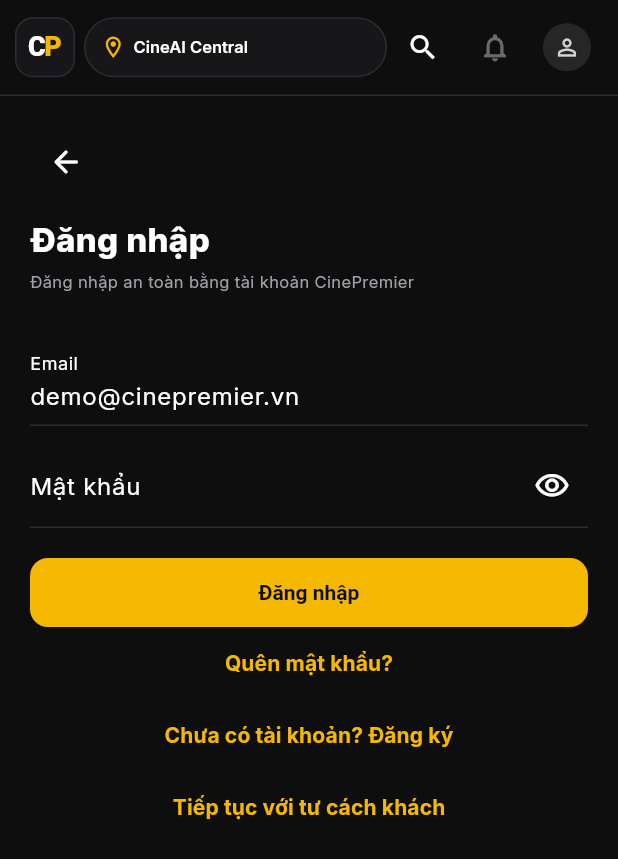
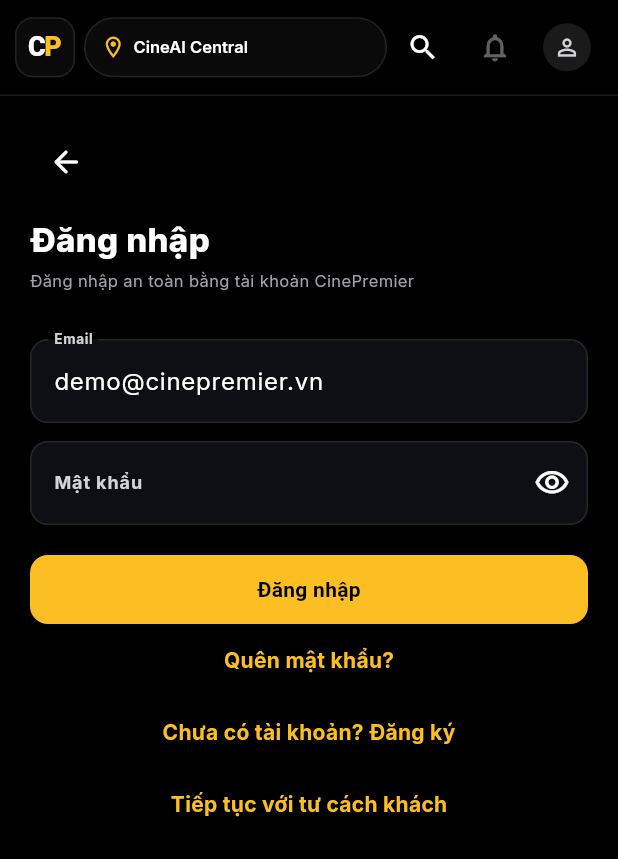
Before and after one commit to MSS301-FA26/MSS301-Mobile, a Flutter app: the screen it shows after launch, item 4 of the bottom bar chosen, on a phone screen of 412 x 824 dp. Shown: the top 859 px of the screen. Run offline on Flutter 3.47's test engine with Material 3 defaults, Android fonts, the phone set to English and light mode, and no system bars; our stand-ins replace dio, flutter_riverpod, flutter_secure_storage, go_router.

Commit message:
style(mobile): align customer design tokens with web

```diff
--- a/lib/core/theme/app_colors.dart
+++ b/lib/core/theme/app_colors.dart
@@ -1,13 +1,15 @@
 import 'package:flutter/material.dart';
 
-/// Colors measured from the AI Studio design reference.
+/// Customer color tokens aligned to the web's black/white/amber visual system.
 abstract final class AppColors {
-  static const background = Color(0xFF0E0E0F);
-  static const surface = Color(0xFF171719);
-  static const surfaceHigh = Color(0xFF1C1C1F);
-  static const surfaceRaised = Color(0xFF202024);
-  static const border = Color(0xFF2B2B30);
-  static const gold = Color(0xFFF5B800);
+  static const background = Color(0xFF000000);
+  static const surface = Color(0xFF0A0A0A);
+  static const surfaceHigh = Color(0xFF0D0F14);
+  static const surfaceRaised = Color(0xFF141414);
+  static const surfaceOverlay = Color(0xCC000000);
+  static const border = Color(0x1AFFFFFF);
+  static const borderStrong = Color(0x33FFFFFF);
+  static const gold = Color(0xFFFBBF24);
   static const goldDim = Color(0xFFDDAA00);
   static const goldSurface = Color(0xFF242014);
   static const goldBorder = Color(0xFF4D3D0A);
@@ -17,7 +19,15 @@
   static const text = Colors.white;
   static const textSecondary = Color(0xFFD4D4D8);
   static const textMuted = Color(0xFFA1A1AA);
-  static const textDisabled = Color(0xFF71717A);
+  static const textFaint = Color(0xFF737373);
+  static const textDisabled = Color(0xFF52525B);
+  static const accentPrimary = Colors.white;
+  static const accentSecondary = gold;
+  static const success = Color(0xFF10B981);
+  static const warning = Color(0xFFF59E0B);
+  static const error = Color(0xFFF43F5E);
+  static const disabled = Color(0xFF262626);
+  static const focus = gold;
   static const adultBadge = Color(0xFFBE123C);
   static const allAgesBadge = Color(0xFF10B981);
 }
--- a/lib/core/theme/app_spacing.dart
+++ b/lib/core/theme/app_spacing.dart
@@ -8,6 +8,9 @@
   static const lg = 20.0;
   static const xl = 24.0;
   static const xxl = 32.0;
+  static const section = 40.0;
+  static const pageGutter = 16.0;
+  static const cardGap = 12.0;
 
   static const headerHeight = 64.0;
   static const bottomBarHeight = 64.0;
--- a/lib/core/theme/app_text_styles.dart
+++ b/lib/core/theme/app_text_styles.dart
@@ -13,19 +13,55 @@
   static const screenTitle = TextStyle(
     fontSize: 22,
     fontWeight: FontWeight.w800,
+    height: 1.2,
     color: AppColors.text,
   );
   static const sectionTitle = TextStyle(
     fontSize: 18,
     fontWeight: FontWeight.w700,
+    height: 1.25,
     color: AppColors.text,
   );
   static const cardTitle = TextStyle(
     fontSize: 15,
     fontWeight: FontWeight.w700,
+    height: 1.3,
     color: AppColors.text,
   );
-  static const body = TextStyle(fontSize: 13, color: AppColors.textSecondary);
-  static const caption = TextStyle(fontSize: 11, color: AppColors.textMuted);
-  static const button = TextStyle(fontSize: 14, fontWeight: FontWeight.w700);
+  static const body = TextStyle(
+    fontSize: 13,
+    height: 1.45,
+    color: AppColors.textSecondary,
+  );
+  static const label = TextStyle(
+    fontSize: 12,
+    fontWeight: FontWeight.w700,
+    height: 1.2,
+    letterSpacing: 0.6,
+    color: AppColors.textSecondary,
+  );
+  static const eyebrow = TextStyle(
+    fontSize: 10,
+    fontWeight: FontWeight.w800,
+    height: 1.2,
+    letterSpacing: 1.2,
+    color: AppColors.textMuted,
+  );
+  static const caption = TextStyle(
+    fontSize: 11,
+    height: 1.3,
+    color: AppColors.textMuted,
+  );
+  static const meta = TextStyle(
+    fontSize: 10,
+    height: 1.25,
+    letterSpacing: 0.7,
+    color: AppColors.textMuted,
+  );
+  static const button = TextStyle(
+    fontSize: 14,
+    fontWeight: FontWeight.w700,
+    height: 1.15,
+    letterSpacing: 0.2,
+  );
 }
--- a/lib/core/theme/app_theme.dart
+++ b/lib/core/theme/app_theme.dart
@@ -18,6 +18,8 @@
       surface: AppColors.surface,
       onSurface: AppColors.text,
       outline: AppColors.border,
+      error: AppColors.error,
+      onError: AppColors.text,
     );
 
     return ThemeData(
@@ -27,12 +29,22 @@
       colorScheme: scheme,
       scaffoldBackgroundColor: AppColors.background,
       splashColor: AppColors.gold.withValues(alpha: 0.12),
+      dividerColor: AppColors.border,
+      cardTheme: const CardThemeData(
+        color: AppColors.surface,
+        surfaceTintColor: Colors.transparent,
+        shadowColor: Colors.transparent,
+        elevation: 0,
+        shape: RoundedRectangleBorder(borderRadius: AppRadii.card),
+      ),
       textTheme: const TextTheme(
+        displaySmall: AppTextStyles.heroTitle,
         headlineSmall: AppTextStyles.screenTitle,
         titleLarge: AppTextStyles.sectionTitle,
         titleMedium: AppTextStyles.cardTitle,
         bodyMedium: AppTextStyles.body,
         bodySmall: AppTextStyles.caption,
+        labelMedium: AppTextStyles.label,
         labelLarge: AppTextStyles.button,
       ),
       appBarTheme: const AppBarTheme(
@@ -49,6 +61,28 @@
           textStyle: AppTextStyles.button,
         ),
       ),
+      inputDecorationTheme: InputDecorationTheme(
+        filled: true,
+        fillColor: AppColors.surfaceHigh,
+        labelStyle: AppTextStyles.label,
+        hintStyle: AppTextStyles.caption,
+        enabledBorder: const OutlineInputBorder(
+          borderSide: BorderSide(color: AppColors.border),
+          borderRadius: AppRadii.control,
+        ),
+        focusedBorder: const OutlineInputBorder(
+          borderSide: BorderSide(color: AppColors.focus, width: 1.5),
+          borderRadius: AppRadii.control,
+        ),
+        errorBorder: const OutlineInputBorder(
+          borderSide: BorderSide(color: AppColors.error),
+          borderRadius: AppRadii.control,
+        ),
+        focusedErrorBorder: const OutlineInputBorder(
+          borderSide: BorderSide(color: AppColors.error, width: 1.5),
+          borderRadius: AppRadii.control,
+        ),
+      ),
     );
   }
 }
```
